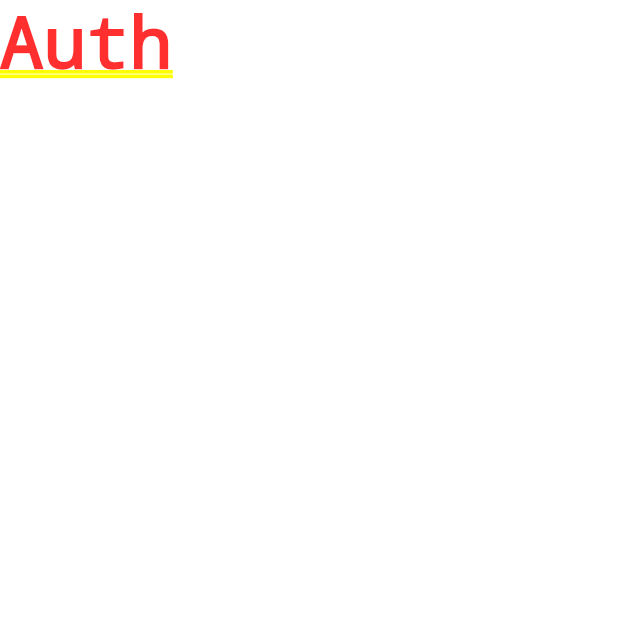
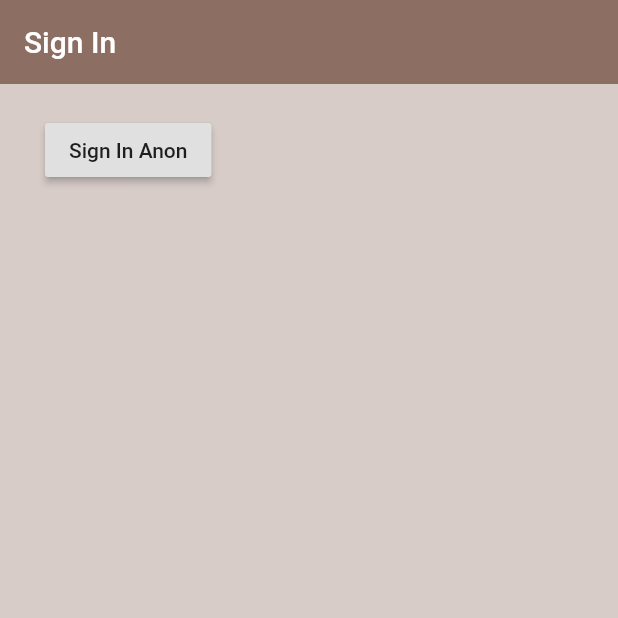
Before and after one commit to Rizardomon/Firebase-Auth, a Flutter app: the screen it shows after launch, on a phone screen of 412 x 824 dp, the top half of it. Run offline on Flutter 3.47's test engine with Material 2 defaults, Android fonts, the phone set to English and light mode, and no system bars; our stand-ins replace firebase_auth, firebase_core; accounts and stored records are empty.

Commit message:
Lesson #5 - Anonymous Sign In

```diff
--- a/lib/main.dart
+++ b/lib/main.dart
@@ -1,7 +1,10 @@
 import 'package:firebase_authentication/screens/wrapper.dart';
 import 'package:flutter/material.dart';
+import 'package:firebase_core/firebase_core.dart';
 
-void main() {
+main() async {
+  WidgetsFlutterBinding.ensureInitialized();
+  await Firebase.initializeApp();
   runApp(MyApp());
 }
 
--- a/lib/screens/authenticate/authenticate.dart
+++ b/lib/screens/authenticate/authenticate.dart
@@ -1,3 +1,4 @@
+import 'package:firebase_authentication/screens/authenticate/sign_in.dart';
 import 'package:flutter/material.dart';
 
 class Authenticate extends StatefulWidget {
@@ -9,7 +10,7 @@ class _AuthenticateState extends State<Authenticate> {
   @override
   Widget build(BuildContext context) {
     return Container(
-      child: Text('Auth'),
+      child: SignIn(),
     );
   }
 }
--- /dev/null
+++ b/lib/screens/authenticate/sign_in.dart
@@ -0,0 +1,40 @@
+import 'package:firebase_authentication/services/auth.dart';
+import 'package:flutter/material.dart';
+import 'package:firebase_core/firebase_core.dart';
+
+class SignIn extends StatefulWidget {
+  @override
+  _SignInState createState() => _SignInState();
+}
+
+class _SignInState extends State<SignIn> {
+  final AuthService _auth = AuthService();
+  @override
+  Widget build(BuildContext context) {
+    return Scaffold(
+      backgroundColor: Colors.brown[100],
+      appBar: AppBar(
+        backgroundColor: Colors.brown[400],
+        elevation: 0,
+        title: Text('Sign In'),
+      ),
+      body: Container(
+        padding: EdgeInsets.symmetric(vertical: 20, horizontal: 30),
+        child: RaisedButton(
+          onPressed: () async {
+            WidgetsFlutterBinding.ensureInitialized();
+            await Firebase.initializeApp();
+            dynamic result = await _auth.signInAnon();
+            if (result == null) {
+              print('error signing in');
+            } else {
+              print('Signed');
+              print(result);
+            }
+          },
+          child: Text('Sign In Anon'),
+        ),
+      ),
+    );
+  }
+}
--- a/lib/services/auth.dart
+++ b/lib/services/auth.dart
@@ -1,10 +1,14 @@
 import 'package:firebase_auth/firebase_auth.dart';
+import 'package:firebase_core/firebase_core.dart';
+import 'package:flutter/material.dart';
 
 class AuthService {
   final FirebaseAuth _auth = FirebaseAuth.instance;
 
   // Sign in Anon
   Future signInAnon() async {
+    WidgetsFlutterBinding.ensureInitialized();
+    await Firebase.initializeApp();
     try {
       UserCredential result = await _auth.signInAnonymously();
       User user = result.user;
--- a/pubspec.yaml
+++ b/pubspec.yaml
@@ -30,6 +30,7 @@ dependencies:
   cupertino_icons: ^1.0.1
   cloud_firestore: ^0.16.0
   firebase_auth: ^0.20.0+1
+  firebase_core: ^0.7.0
 
 dev_dependencies:
   flutter_test:
```
Also changed, not shown: pubspec.lock.
